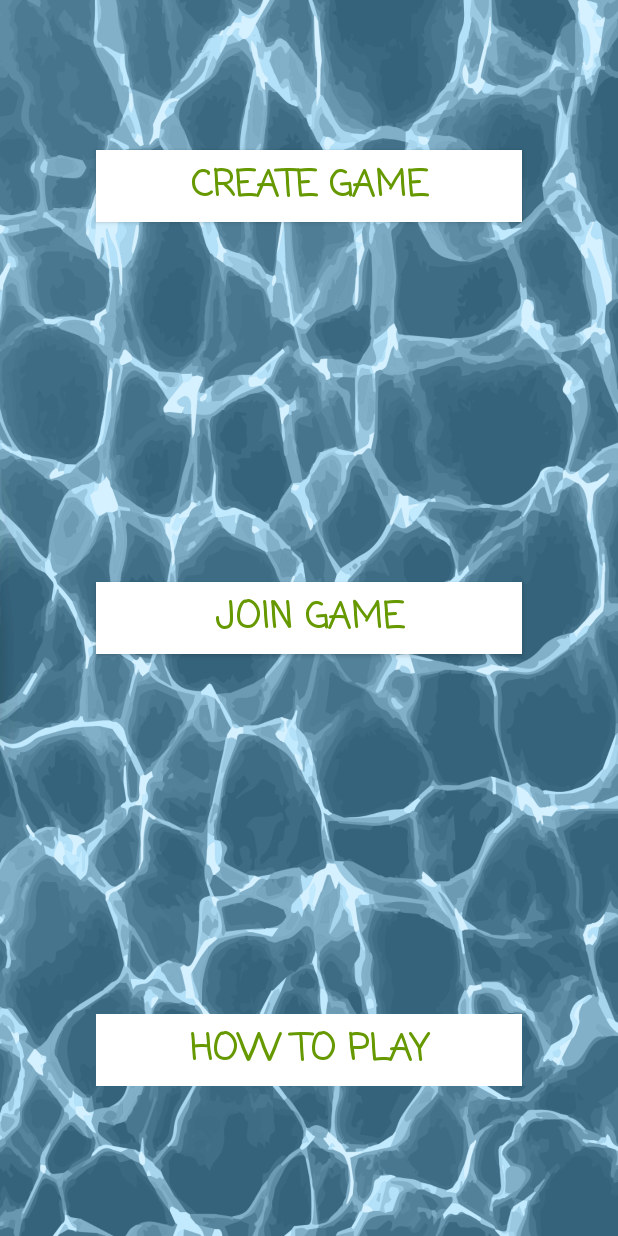
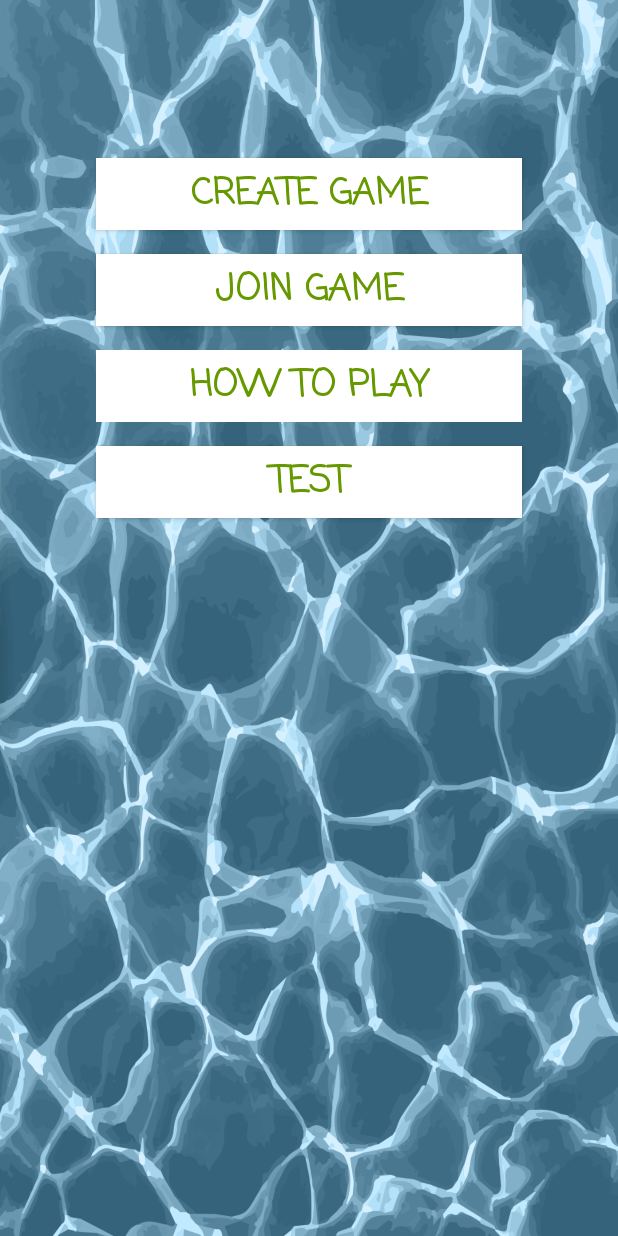
Before and after one commit to holken/Battleships, an Android app: the screen it shows after launch (MainActivity), on a phone screen of 412 x 824 dp. Run offline under Robolectric (Android 15) with nearby library versions, the light colour scheme and no system bars.

Commit message:
Updated main.xml

```diff
--- a/app/src/main/res/layout/activity_main.xml
+++ b/app/src/main/res/layout/activity_main.xml
@@ -26,7 +26,7 @@
         app:layout_constraintLeft_toLeftOf="parent"
         app:layout_constraintRight_toRightOf="parent"
         app:layout_constraintTop_toTopOf="parent"
-        android:layout_marginTop="100dp" />
+        android:layout_marginTop="105dp" />
 
     <Button
         android:id="@+id/howButton"
@@ -44,8 +44,27 @@
         app:layout_constraintHorizontal_bias="0.0"
         app:layout_constraintLeft_toLeftOf="parent"
         app:layout_constraintRight_toRightOf="parent"
-        app:layout_constraintBottom_toBottomOf="parent"
-        android:layout_marginBottom="100dp" />
+        android:layout_marginTop="16dp"
+        app:layout_constraintTop_toBottomOf="@+id/joinButton" />
+
+    <Button
+        android:id="@+id/testButton"
+        style="@style/Widget.AppCompat.Button.Colored"
+        android:layout_width="0dp"
+        android:layout_height="wrap_content"
+        android:layout_marginLeft="64dp"
+        android:layout_marginRight="64dp"
+        android:layout_marginTop="16dp"
+        android:background="@android:color/background_light"
+        android:fontFamily="casual"
+        android:text="TEST"
+        android:textColor="@android:color/holo_green_dark"
+        android:textSize="24sp"
+        android:textStyle="bold"
+        app:layout_constraintHorizontal_bias="0.0"
+        app:layout_constraintLeft_toLeftOf="parent"
+        app:layout_constraintRight_toRightOf="parent"
+        app:layout_constraintTop_toBottomOf="@+id/howButton" />
 
     <Button
         android:id="@+id/joinButton"
@@ -63,9 +82,6 @@
         app:layout_constraintHorizontal_bias="0.0"
         app:layout_constraintLeft_toLeftOf="parent"
         app:layout_constraintRight_toRightOf="parent"
-        android:layout_marginTop="8dp"
-        app:layout_constraintTop_toBottomOf="@+id/createButton"
-        android:layout_marginBottom="8dp"
-        app:layout_constraintBottom_toTopOf="@+id/howButton"
-        app:layout_constraintVertical_bias="0.5" />
+        android:layout_marginTop="16dp"
+        app:layout_constraintTop_toBottomOf="@+id/createButton" />
 </android.support.constraint.ConstraintLayout>
```
